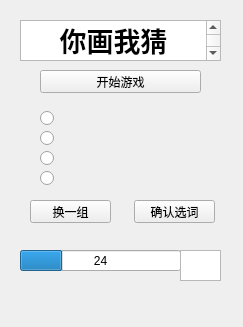
Old version of the form DrawAndGuessUi.ui in the repository panfengzjz/YouDrawAndIGuess.
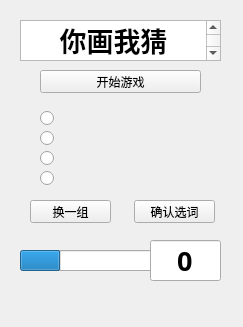
New version of the form.

Commit message: feature(20200531): modify 30s progress bar

What changed in the file:
```diff
--- a/DrawAndGuessUi.ui
+++ b/DrawAndGuessUi.ui
@@ -126,7 +126,7 @@
     <rect>
      <x>20</x>
      <y>250</y>
-     <width>161</width>
+     <width>151</width>
      <height>21</height>
     </rect>
    </property>
@@ -137,18 +137,35 @@
     <number>24</number>
    </property>
    <property name="format">
-    <string>%v</string>
+    <string/>
    </property>
   </widget>
-  <widget class="QTextEdit" name="textEdit">
+  <widget class="QLineEdit" name="lineEdit">
    <property name="geometry">
     <rect>
-     <x>180</x>
-     <y>250</y>
-     <width>41</width>
-     <height>31</height>
+     <x>150</x>
+     <y>240</y>
+     <width>71</width>
+     <height>41</height>
     </rect>
    </property>
+   <property name="font">
+    <font>
+     <family>微软雅黑</family>
+     <pointsize>20</pointsize>
+     <weight>75</weight>
+     <bold>true</bold>
+    </font>
+   </property>
+   <property name="text">
+    <string>0</string>
+   </property>
+   <property name="cursorPosition">
+    <number>1</number>
+   </property>
+   <property name="alignment">
+    <set>Qt::AlignCenter</set>
+   </property>
   </widget>
  </widget>
  <resources/>
```
The commit also changes 2 other files.
